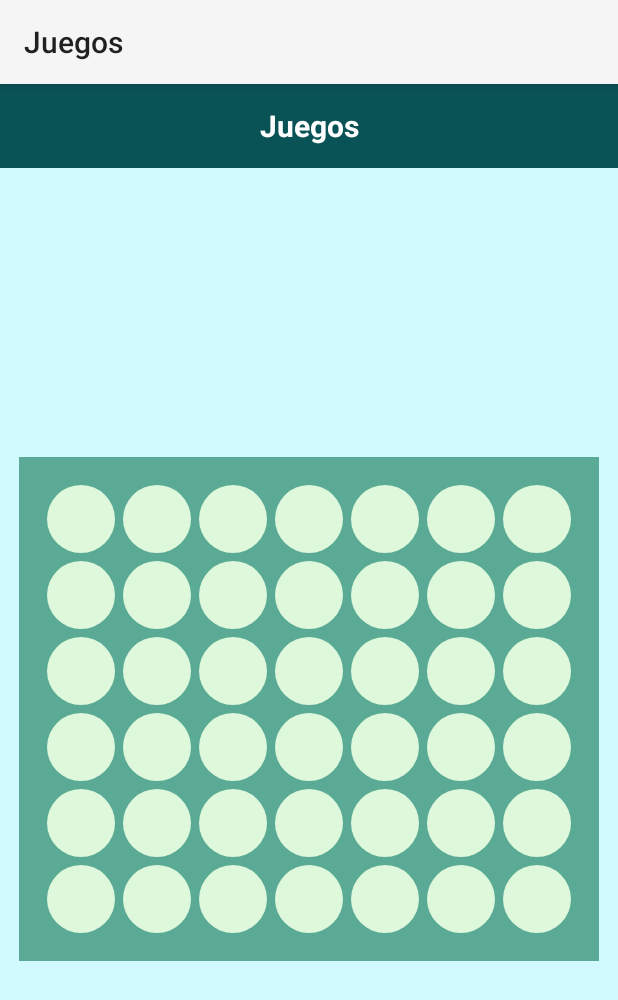
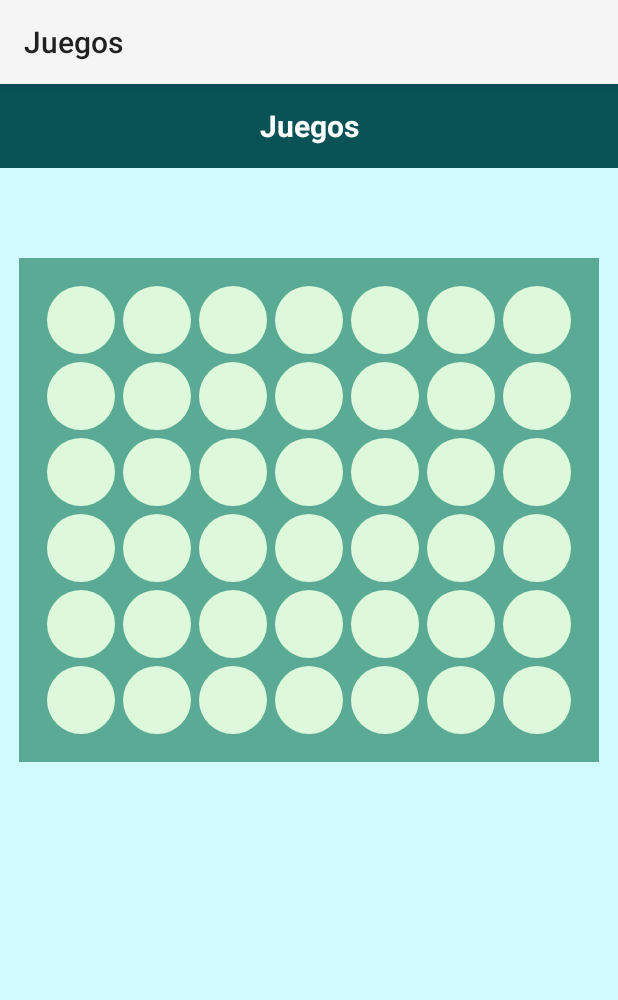
Before and after one commit to yvonnemon/Juegos, an Android app: the LineFourActivity screen opened directly, with no data from a screen before it, on a phone screen of 412 x 824 dp. Shown: the top 1000 px of the screen. Run offline under Robolectric (Android 15) with nearby library versions, the phone set to English and light mode, and no system bars; our stand-ins replace Room's generated code.

Commit message:
revision codigo

```diff
--- a/app/src/main/java/com/example/juegos/activities/MainActivity.java
+++ b/app/src/main/java/com/example/juegos/activities/MainActivity.java
@@ -45,6 +45,7 @@ public class MainActivity extends AppCompatActivity {
             if (existingGames.isEmpty()) {  // Only insert if the table is empty
                 Game game1 = new Game();
                 game1.name = "2048";
+                //TODO
                 game1.description = "The objective of the game is to slide numbered tiles on a grid to combine them to create a tile with the number 2048; however, one can continue to" +
                         " play the game after reaching the goal, creating tiles with larger numbers.";
 
--- a/app/src/main/java/com/example/juegos/model/UserSettings.java
+++ b/app/src/main/java/com/example/juegos/model/UserSettings.java
@@ -19,7 +19,6 @@ public class UserSettings {
     @ColumnInfo(name = "single_player")
     public boolean soloPlayer  = false;  // Stores tile value-color pairs
 
-
     @ColumnInfo(name = "text_color")
     public String textColor;
 
@@ -33,7 +32,4 @@ public class UserSettings {
                 ", textColor='" + textColor + '\'' +
                 '}';
     }
-
-//    @ColumnInfo(name = "sound_enabled")
-//    public boolean soundEnabled;
 }
--- a/app/src/main/java/com/example/juegos/model/dao/GameSettingsDao.java
+++ b/app/src/main/java/com/example/juegos/model/dao/GameSettingsDao.java
@@ -14,9 +14,4 @@ public interface GameSettingsDao {
 
     @Query("SELECT * FROM user_settings LIMIT 1")
     UserSettings getSettings();
-
-
-
-//    @Query("UPDATE game_settings SET sound_enabled = :enabled WHERE gameName = :gameName")
-//    void updateSound(String gameName, boolean enabled);
 }
--- a/app/src/main/java/com/example/juegos/model/dao/UserGameDao.java
+++ b/app/src/main/java/com/example/juegos/model/dao/UserGameDao.java
@@ -28,6 +28,4 @@ public interface UserGameDao {
 
     @Query("SELECT * FROM User_Game WHERE user_id = :playerId ORDER BY timestamp DESC")
     List<UserGame> getFromUserOrderByDateDesc(int playerId);
-
-
 }
--- a/app/src/main/res/layout/line_four_activity.xml
+++ b/app/src/main/res/layout/line_four_activity.xml
@@ -8,41 +8,49 @@
     tools:context=".activities.LineFourActivity"
     android:background="@color/celesteclaro">
 
-
     <androidx.appcompat.widget.Toolbar
         android:id="@+id/toolbar2"
         android:layout_width="match_parent"
-        android:layout_height="wrap_content"
+        android:layout_height="?attr/actionBarSize"
         android:background="?attr/colorPrimary"
-        android:minHeight="?attr/actionBarSize"
+        android:backgroundTint="@color/evoker"
         android:theme="?attr/actionBarTheme"
+        app:layout_constraintTop_toTopOf="parent"
+        app:layout_constraintStart_toStartOf="parent"
+        app:layout_constraintEnd_toEndOf="parent">
 
-        app:layout_constraintBottom_toBottomOf="parent"
-        app:layout_constraintEnd_toEndOf="parent"
-        app:layout_constraintHorizontal_bias="1.0"
-        app:layout_constraintStart_toStartOf="parent"
-        app:layout_constraintTop_toTopOf="parent"
-        app:layout_constraintVertical_bias="0.0"
-        android:backgroundTint="@color/evoker">
         <TextView
             android:id="@+id/toolbarTitle"
             android:layout_width="wrap_content"
             android:layout_height="wrap_content"
+            android:layout_gravity="center"
             android:text="@string/app_name"
+            android:textColor="@android:color/white"
             android:textSize="20sp"
-            android:textColor="@android:color/white"
-            android:textStyle="bold"
-            android:layout_gravity="center"/>
+            android:textStyle="bold" />
     </androidx.appcompat.widget.Toolbar>
+
+    <TextView
+        android:id="@+id/playWithIa"
+        android:layout_width="wrap_content"
+        android:layout_height="wrap_content"
+        android:text="Playing VS IA"
+        android:textSize="20sp"
+        android:textStyle="bold"
+        android:visibility="gone"
+        app:layout_constraintTop_toBottomOf="@id/toolbar2"
+        app:layout_constraintStart_toStartOf="parent"
+        app:layout_constraintEnd_toEndOf="parent"
+        android:layout_marginTop="8dp" />
+
     <RelativeLayout
         android:layout_width="match_parent"
-        android:layout_height="match_parent"
+        android:layout_height="wrap_content"
         android:gravity="center"
-        android:layout_marginTop="65dp"
-        app:layout_constraintBottom_toBottomOf="parent"
+        app:layout_constraintTop_toBottomOf="@id/playWithIa"
+        app:layout_constraintStart_toStartOf="parent"
         app:layout_constraintEnd_toEndOf="parent"
-        app:layout_constraintStart_toStartOf="parent"
-        app:layout_constraintTop_toTopOf="@+id/toolbar2">
+        android:layout_marginTop="60dp">
 
         <androidx.gridlayout.widget.GridLayout
             android:id="@+id/gridLayout"
@@ -50,14 +58,11 @@
             android:layout_height="wrap_content"
             android:layout_centerInParent="true"
             android:padding="16dp"
-
             android:background="@color/azulito"
             android:layout_gravity="center"
             app:columnCount="7"
-            app:rowCount="6">
+            app:rowCount="6"/>
 
-        </androidx.gridlayout.widget.GridLayout>
     </RelativeLayout>
 
-
 </androidx.constraintlayout.widget.ConstraintLayout>
--- a/app/src/main/res/layout/user_info_activity.xml
+++ b/app/src/main/res/layout/user_info_activity.xml
@@ -57,7 +57,7 @@
         app:layout_constraintStart_toStartOf="parent"
         app:layout_constraintEnd_toEndOf="parent"
         android:layout_marginTop="12dp"
-        android:layout_margin="5dp">
+        android:layout_margin="10dp">
 
         <LinearLayout
             android:layout_width="match_parent"
```
Also changed, not shown: app/src/main/java/com/example/juegos/activities/LineFourActivity.java (+37 -21 lines), app/src/main/java/com/example/juegos/activities/MainGameActivity.java (+18 -22 lines), app/src/main/java/com/example/juegos/activities/SettingsActivity.java (+1 -6 lines), app/src/main/java/com/example/juegos/activities/UserInfoActivity.java (+24 -10 lines), app/src/main/java/com/example/juegos/fragment/GameFragment.java (+0 -8 lines), app/src/main/java/com/example/juegos/fragment/LoginFragment.java (+4 -11 lines), app/src/main/java/com/example/juegos/fragment/RegisterFragment.java (+5 -9 lines), app/src/main/java/com/example/juegos/session/SessionManager.java (deleted, +0 -37 lines), app/src/main/java/com/example/juegos/session/UserSession.java (deleted, +0 -25 lines), app/src/main/res/layout/game_fragment.xml (+1 -9 lines).
